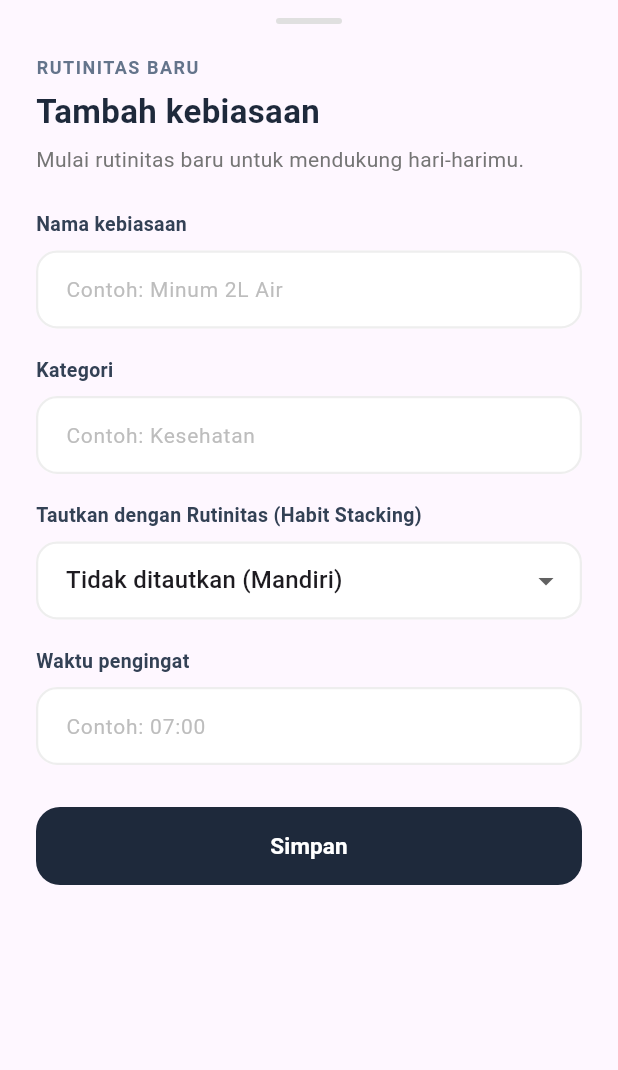
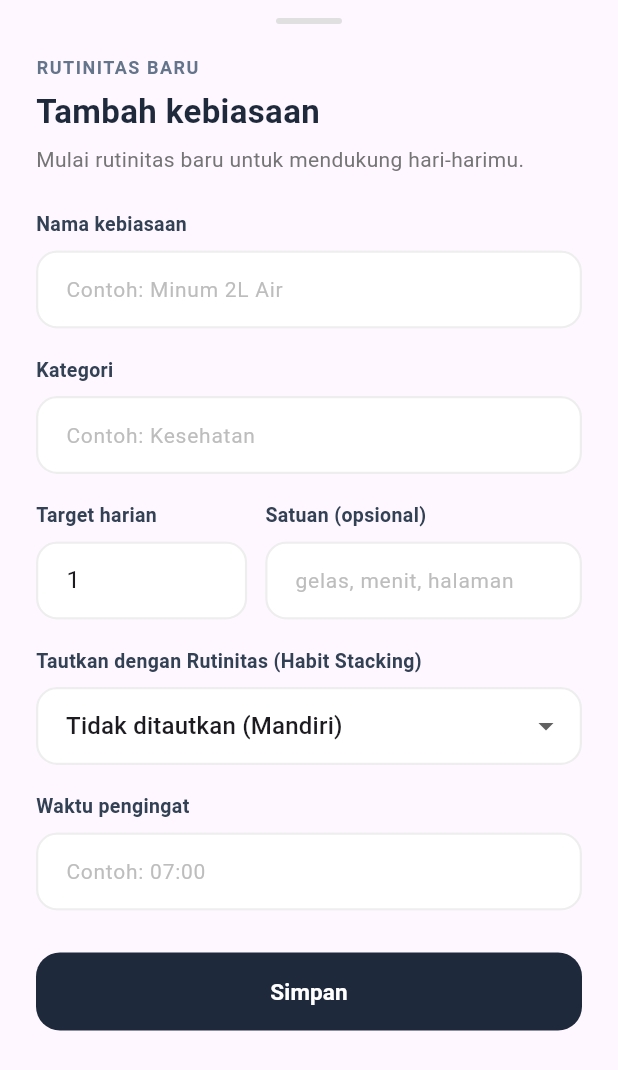
Before and after one commit to Hengkylin/Rutinku, a Flutter app: the AddHabitBottomSheet widget shown alone on an empty page, opened directly, on a phone screen of 412 x 824 dp. Shown: the top 1070 px of the screen. Run offline on Flutter 3.47's test engine with Material 3 defaults, Android fonts, the phone set to English and light mode, and no system bars; our stand-ins replace flutter_local_notifications, flutter_riverpod, image_picker, shared_preferences, supabase_flutter, table_calendar and 1 more; accounts and stored records are empty.

Commit message:
feat(ui): integrasi progressive habit tracking dengan form target, habit card, dan 72 passing tests

```diff
--- a/rutinku_flutter/lib/utils/validators.dart
+++ b/rutinku_flutter/lib/utils/validators.dart
@@ -5,6 +5,7 @@ class Validators {
 
   static const int minNameLength = 3;
   static const int minPhoneDigits = 10;
+  static const int minTargetValue = 1;
   static final RegExp _digitsOnlyRegex = RegExp(r'^\d+$');
 
   /// Menormalkan input teks: `null` dianggap string kosong, spasi di
@@ -41,4 +42,16 @@ class Validators {
     }
     return null;
   }
+
+  /// Mengubah input target harian menjadi angka; `null` jika bukan angka bulat.
+  static int? parseTargetValue(String? value) => int.tryParse(normalize(value));
+
+  /// Validasi target harian: wajib diisi, angka bulat, minimal [minTargetValue].
+  static String? validateTargetValue(String? value) {
+    if (normalize(value).isEmpty) return 'Target wajib diisi';
+    final target = parseTargetValue(value);
+    if (target == null) return 'Target harus berupa angka';
+    if (target < minTargetValue) return 'Target minimal $minTargetValue';
+    return null;
+  }
 }
--- a/rutinku_flutter/lib/widgets/add_habit_bottom_sheet.dart
+++ b/rutinku_flutter/lib/widgets/add_habit_bottom_sheet.dart
@@ -2,6 +2,8 @@ import 'package:flutter/material.dart';
 import 'package:flutter_riverpod/flutter_riverpod.dart';
 
 import '../notifiers/habit_notifier.dart';
+import '../utils/validators.dart';
+import 'habit_target_fields.dart';
 
 class AddHabitBottomSheet extends ConsumerStatefulWidget {
   final String? initialTitle;
@@ -23,6 +25,8 @@ class _AddHabitBottomSheetState extends ConsumerState<AddHabitBottomSheet> {
   late final TextEditingController _titleController;
   late final TextEditingController _categoryController;
   late final TextEditingController _reminderController;
+  final _targetController = TextEditingController(text: '1');
+  final _unitController = TextEditingController();
   String? _selectedParentHabitId;
   bool _isSubmitting = false;
 
@@ -41,6 +45,8 @@ class _AddHabitBottomSheetState extends ConsumerState<AddHabitBottomSheet> {
     _titleController.dispose();
     _categoryController.dispose();
     _reminderController.dispose();
+    _targetController.dispose();
+    _unitController.dispose();
     super.dispose();
   }
 
@@ -59,6 +65,9 @@ class _AddHabitBottomSheetState extends ConsumerState<AddHabitBottomSheet> {
                 ? null
                 : _reminderController.text.trim(),
             parentHabitId: _selectedParentHabitId,
+            targetValue: Validators.parseTargetValue(_targetController.text) ??
+                Validators.minTargetValue,
+            unit: Validators.normalizeOptional(_unitController.text),
           );
       if (mounted) Navigator.pop(context);
     } catch (e) {
@@ -201,6 +210,15 @@ class _AddHabitBottomSheetState extends ConsumerState<AddHabitBottomSheet> {
               ),
               const SizedBox(height: 18),
 
+              // Target Harian & Satuan (Progressive Habit)
+              HabitTargetFields(
+                targetController: _targetController,
+                unitController: _unitController,
+                decoration: _inputDecoration,
+                enabled: !_isSubmitting,
+              ),
+              const SizedBox(height: 18),
+
               // 3. Tautkan dengan Rutinitas (Habit Stacking)
               const Text(
                 'Tautkan dengan Rutinitas (Habit Stacking)',
--- /dev/null
+++ b/rutinku_flutter/lib/widgets/habit_target_fields.dart
@@ -0,0 +1,80 @@
+import 'package:flutter/material.dart';
+import 'package:flutter/services.dart';
+
+import '../utils/validators.dart';
+
+/// Input "Target Harian" (angka, default 1) dan "Satuan" (opsional) untuk
+/// Progressive Habit. Dipakai bersama oleh form tambah & edit kebiasaan.
+/// Aturan input ada di [Validators]; gaya field mengikuti form induk lewat
+/// [decoration].
+class HabitTargetFields extends StatelessWidget {
+  const HabitTargetFields({
+    super.key,
+    required this.targetController,
+    required this.unitController,
+    required this.decoration,
+    this.enabled = true,
+  });
+
+  final TextEditingController targetController;
+  final TextEditingController unitController;
+  final InputDecoration Function({String? hintText}) decoration;
+  final bool enabled;
+
+  static const _labelStyle = TextStyle(
+    fontSize: 13,
+    fontWeight: FontWeight.w600,
+    color: Color(0xFF334155),
+  );
+
+  @override
+  Widget build(BuildContext context) {
+    return Row(
+      crossAxisAlignment: CrossAxisAlignment.start,
+      children: [
+        Expanded(
+          flex: 2,
+          child: _buildField(
+            label: 'Target harian',
+            child: TextFormField(
+              key: const Key('habit_target_field'),
+              controller: targetController,
+              enabled: enabled,
+              keyboardType: TextInputType.number,
+              inputFormatters: [
+                FilteringTextInputFormatter.digitsOnly,
+                LengthLimitingTextInputFormatter(4),
+              ],
+              decoration: decoration(hintText: '1'),
+              validator: Validators.validateTargetValue,
+            ),
+          ),
+        ),
+        const SizedBox(width: 12),
+        Expanded(
+          flex: 3,
+          child: _buildField(
+            label: 'Satuan (opsional)',
+            child: TextFormField(
+              key: const Key('habit_unit_field'),
+              controller: unitController,
+              enabled: enabled,
+              decoration: decoration(hintText: 'gelas, menit, halaman'),
+            ),
+          ),
+        ),
+      ],
+    );
+  }
+
+  Widget _buildField({required String label, required Widget child}) {
+    return Column(
+      crossAxisAlignment: CrossAxisAlignment.start,
+      children: [
+        Text(label, style: _labelStyle),
+        const SizedBox(height: 8),
+        child,
+      ],
+    );
+  }
+}
```
Also changed, not shown: rutinku_flutter/lib/models/habit_model.dart (+30 -0 lines), rutinku_flutter/lib/notifiers/habit_notifier.dart (+4 -13 lines), rutinku_flutter/lib/repositories/habit_repository.dart (+3 -16 lines), rutinku_flutter/lib/widgets/edit_habit_bottom_sheet.dart (+21 -3 lines), rutinku_flutter/lib/widgets/habit_card.dart (+91 -10 lines), 7 other files.
